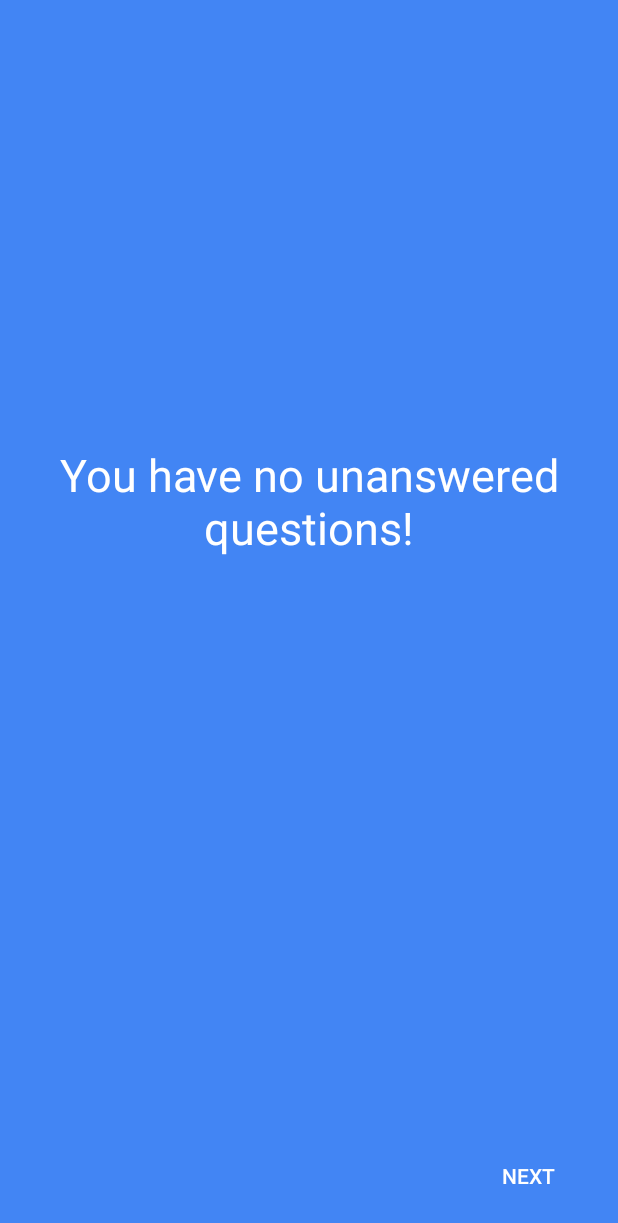
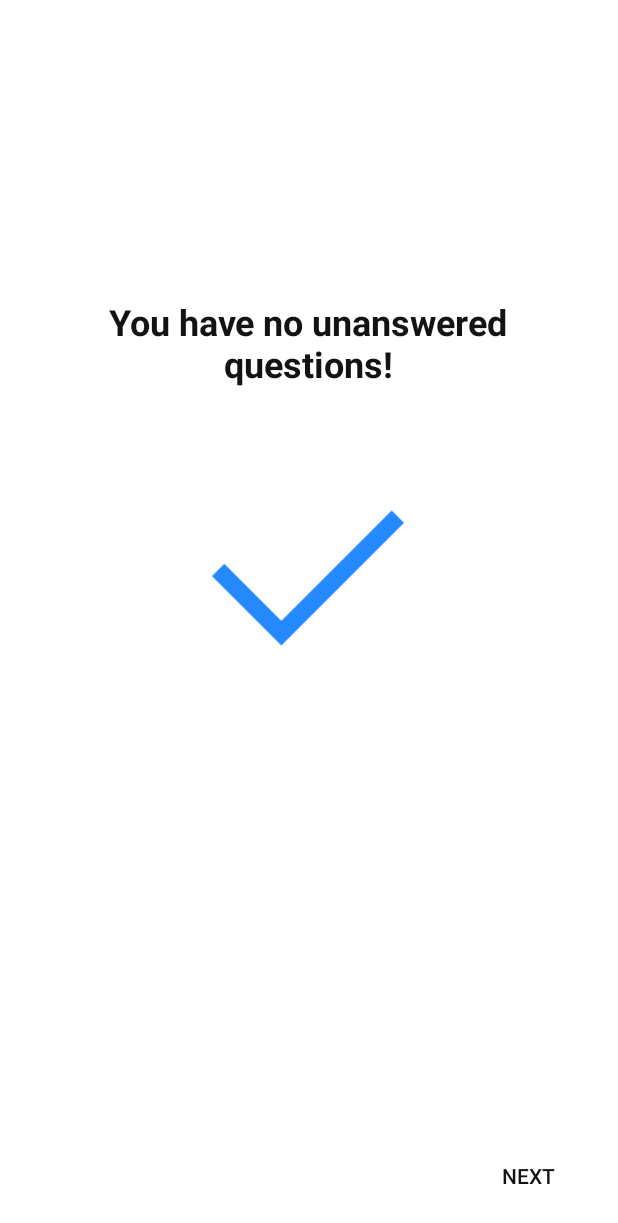
Before and after one commit to AlexanderAmeye/Workmate, an Android app: the fragment NoQuestions shown on its own in the app's theme, on a phone screen of 412 x 824 dp. Shown: the top 1223 px of the screen. Run offline under Robolectric (Android 15) with nearby library versions, the light colour scheme and no system bars; network calls fail.

Commit message:
Updated 'no questions' page look

```diff
--- a/app/src/main/java/me/example/paul/Activities/MenuActivity.java
+++ b/app/src/main/java/me/example/paul/Activities/MenuActivity.java
@@ -26,10 +26,6 @@ public class MenuActivity extends AppCompatActivity {
 
     public static final int SURVEY_REQUEST = 8888;
 
-    private CardView questions_card, rewards_card;
-    private Button signoutButton;
-    private TextView welcomeText;
-
     @Override
     protected void onCreate(Bundle savedInstanceState) {
         super.onCreate(savedInstanceState);
@@ -40,10 +36,10 @@ public class MenuActivity extends AppCompatActivity {
         sessionManager = new SessionManager(this);
 
         //UI
-        questions_card = findViewById(R.id.questions_card);
-        rewards_card = findViewById(R.id.rewards_card);
-        signoutButton = findViewById(R.id.signout_button);
-        welcomeText = findViewById(R.id.welcome_text);
+        CardView questions_card = findViewById(R.id.questions_card);
+        CardView rewards_card = findViewById(R.id.rewards_card);
+        Button signoutButton = findViewById(R.id.signout_button);
+        TextView welcomeText = findViewById(R.id.welcome_text);
         welcomeText.setText(getString(R.string.welcome_message, sessionManager.getUserDetails().get("NAME")));
 
         //Listeners
--- a/app/src/main/res/layout/fragment_noquestions.xml
+++ b/app/src/main/res/layout/fragment_noquestions.xml
@@ -4,31 +4,47 @@
     xmlns:tools="http://schemas.android.com/tools"
     android:layout_width="match_parent"
     android:layout_height="match_parent"
-    android:background="@color/screen1">
+    android:background="#FFFFFF">
 
     <Button
         android:id="@+id/button_next"
         android:layout_width="wrap_content"
         android:layout_height="wrap_content"
         android:layout_marginEnd="16dp"
-        android:layout_marginRight="16dp"
         android:layout_marginBottom="16dp"
         android:background="@color/transparent"
         android:text="Next"
+        android:textColor="#131313"
         app:layout_constraintBottom_toBottomOf="parent"
         app:layout_constraintEnd_toEndOf="parent" />
 
     <TextView
         android:id="@+id/message"
-        android:layout_width="wrap_content"
-        android:layout_height="wrap_content"
-        android:layout_marginTop="296dp"
+        android:layout_width="306dp"
+        android:layout_height="89dp"
+        android:layout_marginTop="184dp"
         android:gravity="center"
         android:text="You have no unanswered questions!"
-        android:textColor="@color/white"
-        android:textSize="30sp"
+        android:textColor="#131313"
+        android:textSize="24sp"
+        android:textStyle="bold"
         app:layout_constraintEnd_toEndOf="parent"
+        app:layout_constraintHorizontal_bias="0.495"
         app:layout_constraintStart_toStartOf="parent"
         app:layout_constraintTop_toTopOf="parent" />
 
+    <ImageView
+        android:id="@+id/imageView4"
+        android:layout_width="128dp"
+        android:layout_height="128dp"
+        android:layout_marginTop="8dp"
+        android:layout_marginBottom="8dp"
+        app:layout_constraintBottom_toBottomOf="parent"
+        app:layout_constraintEnd_toEndOf="parent"
+        app:layout_constraintHorizontal_bias="0.498"
+        app:layout_constraintStart_toStartOf="parent"
+        app:layout_constraintTop_toBottomOf="@+id/message"
+        app:layout_constraintVertical_bias="0.098"
+        app:srcCompat="@drawable/no_questions" />
+
 </android.support.constraint.ConstraintLayout>
```
Also changed, not shown: app/src/main/res/drawable/no_questions.png (added).
